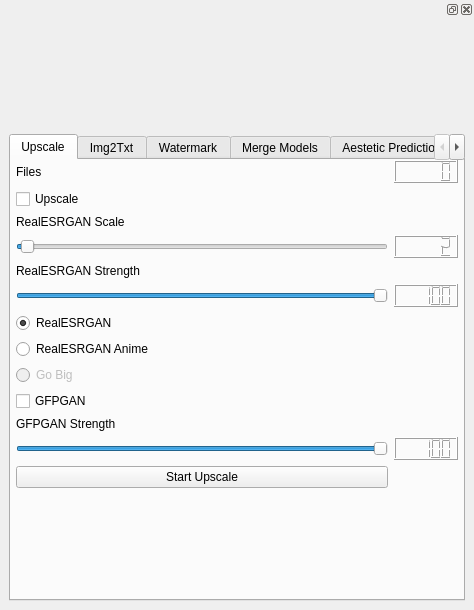
This is frontend/ui/img_lab.ui in XmYx/ainodes-pyside as Qt 5 draws it before an edit. The edited form follows.
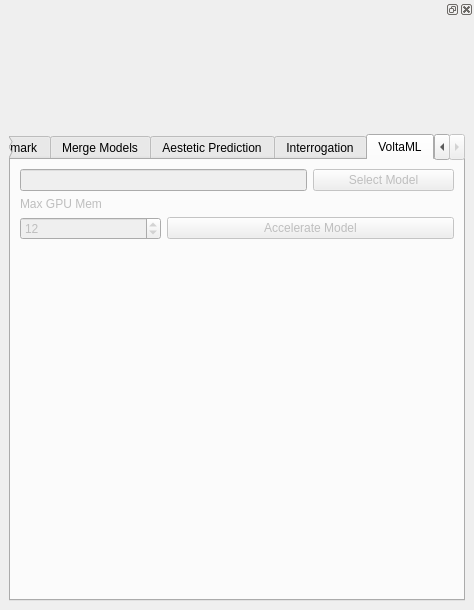
This is the edited form.

Commit message: volta in but deactivated for now

What changed in the file:
```diff
--- a/frontend/ui/img_lab.ui
+++ b/frontend/ui/img_lab.ui
@@ -76,8 +76,11 @@
           </property>
           <item>
            <widget class="QTabWidget" name="imageLab">
+            <property name="enabled">
+             <bool>true</bool>
+            </property>
             <property name="currentIndex">
-             <number>0</number>
+             <number>6</number>
             </property>
             <widget class="QWidget" name="Upscale">
              <attribute name="title">
@@ -731,6 +734,66 @@
               </item>
              </layout>
             </widget>
+            <widget class="QWidget" name="tab_3">
+             <property name="enabled">
+              <bool>false</bool>
+             </property>
+             <attribute name="title">
+              <string>VoltaML</string>
+             </attribute>
+             <layout class="QGridLayout" name="gridLayout">
+              <item row="2" column="0">
+               <widget class="QSpinBox" name="max_gpu_memory">
+                <property name="minimum">
+                 <number>4</number>
+                </property>
+                <property name="maximum">
+                 <number>80</number>
+                </property>
+                <property name="value">
+                 <number>12</number>
+                </property>
+               </widget>
+              </item>
+              <item row="3" column="1">
+               <spacer name="verticalSpacer_7">
+                <property name="orientation">
+                 <enum>Qt::Vertical</enum>
+                </property>
+                <property name="sizeHint" stdset="0">
+                 <size>
+                  <width>20</width>
+                  <height>40</height>
+                 </size>
+                </property>
+               </spacer>
+              </item>
+              <item row="2" column="1" colspan="2">
+               <widget class="QPushButton" name="run_volta_accel">
+                <property name="text">
+                 <string>Accelerate Model</string>
+                </property>
+               </widget>
+              </item>
+              <item row="0" column="0" colspan="2">
+               <widget class="QLineEdit" name="accel_path"/>
+              </item>
+              <item row="0" column="2">
+               <widget class="QPushButton" name="select_model">
+                <property name="text">
+                 <string>Select Model</string>
+                </property>
+               </widget>
+              </item>
+              <item row="1" column="0">
+               <widget class="QLabel" name="label_14">
+                <property name="text">
+                 <string>Max GPU Mem</string>
+                </property>
+               </widget>
+              </item>
+             </layout>
+            </widget>
            </widget>
           </item>
          </layout>
```
The commit also changes 6 other files.
